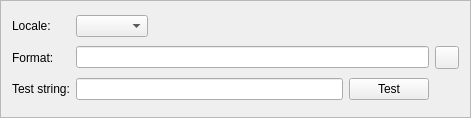
Above: src/gui/columnize/app/DateTimeConfigWidget.ui from tomvodi/QTail before the change. Below: the same form after it.
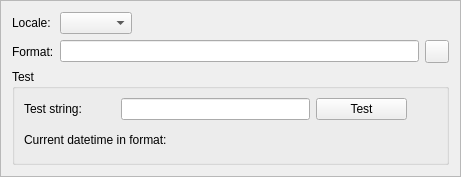
That is the form after the change. Icons and pictures are not drawn.

Commit message: format check

```diff
--- a/src/gui/columnize/app/DateTimeConfigWidget.ui
+++ b/src/gui/columnize/app/DateTimeConfigWidget.ui
@@ -6,8 +6,8 @@
    <rect>
     <x>0</x>
     <y>0</y>
-    <width>471</width>
-    <height>118</height>
+    <width>461</width>
+    <height>177</height>
    </rect>
   </property>
   <property name="sizePolicy">
@@ -25,7 +25,14 @@
   <property name="frameShadow">
    <enum>QFrame::Raised</enum>
   </property>
-  <layout class="QGridLayout" name="gridLayout">
+  <layout class="QGridLayout" name="gridLayout_2">
+   <item row="0" column="0">
+    <widget class="QLabel" name="_localeCmboBox">
+     <property name="text">
+      <string>Locale:</string>
+     </property>
+    </widget>
+   </item>
    <item row="0" column="1">
     <widget class="QComboBox" name="localeCmboBox"/>
    </item>
@@ -42,27 +49,6 @@
      </property>
     </spacer>
    </item>
-   <item row="2" column="0">
-    <widget class="QLabel" name="testString">
-     <property name="text">
-      <string>Test string:</string>
-     </property>
-    </widget>
-   </item>
-   <item row="2" column="1" colspan="2">
-    <widget class="QLineEdit" name="testStringLineEdit">
-     <property name="toolTip">
-      <string>A string that contains a datetime string from the logfile</string>
-     </property>
-    </widget>
-   </item>
-   <item row="2" column="3" colspan="2">
-    <widget class="QPushButton" name="testButton">
-     <property name="text">
-      <string>Test</string>
-     </property>
-    </widget>
-   </item>
    <item row="1" column="0">
     <widget class="QLabel" name="_formatLineEdit">
      <property name="text">
@@ -70,14 +56,48 @@
      </property>
     </widget>
    </item>
+   <item row="1" column="1" colspan="2">
+    <widget class="QLineEdit" name="formatLineEdit">
+     <property name="toolTip">
+      <string>Insert the format definition of the datetime string</string>
+     </property>
+    </widget>
+   </item>
+   <item row="1" column="3">
+    <widget class="QToolButton" name="formatHelpButton">
+     <property name="toolTip">
+      <string>Show help to datetime format symbols</string>
+     </property>
+     <property name="text">
+      <string/>
+     </property>
+     <property name="icon">
+      <iconset resource="../../resources.qrc">
+       <normaloff>:/resources/icons/status/dialog-question.png</normaloff>:/resources/icons/status/dialog-question.png</iconset>
+     </property>
+    </widget>
+   </item>
+   <item row="2" column="0" colspan="4">
+    <widget class="QGroupBox" name="groupBox">
+     <property name="title">
+      <string>Test</string>
+     </property>
+     <layout class="QGridLayout" name="gridLayout">
    <item row="0" column="0">
-    <widget class="QLabel" name="_localeCmboBox">
+       <widget class="QLabel" name="testString">
      <property name="text">
-      <string>Locale:</string>
+         <string>Test string:</string>
      </property>
     </widget>
    </item>
-   <item row="2" column="5">
+      <item row="0" column="3">
+       <widget class="QPushButton" name="testButton">
+        <property name="text">
+         <string>Test</string>
+        </property>
+       </widget>
+      </item>
+      <item row="0" column="4">
     <widget class="QLabel" name="testResultLabel">
      <property name="maximumSize">
       <size>
@@ -96,25 +116,28 @@
      </property>
     </widget>
    </item>
-   <item row="1" column="5">
-    <widget class="QToolButton" name="formatHelpButton">
-     <property name="toolTip">
-      <string>Show help to datetime format symbols</string>
-     </property>
+      <item row="1" column="2" colspan="3">
+       <widget class="QLabel" name="currentTimestampLabel">
      <property name="text">
       <string/>
      </property>
-     <property name="icon">
-      <iconset resource="../../resources.qrc">
-       <normaloff>:/resources/icons/status/dialog-question.png</normaloff>:/resources/icons/status/dialog-question.png</iconset>
+       </widget>
+      </item>
+      <item row="1" column="0" colspan="2">
+       <widget class="QLabel" name="label">
+        <property name="text">
+         <string>Current datetime in format:</string>
      </property>
     </widget>
    </item>
-   <item row="1" column="1" colspan="4">
-    <widget class="QLineEdit" name="formatLineEdit">
+      <item row="0" column="1" colspan="2">
+       <widget class="QLineEdit" name="testStringLineEdit">
      <property name="toolTip">
-      <string>Insert the format definition of the datetime string</string>
-     </property>
+         <string>A string that contains a datetime string from the logfile</string>
+        </property>
+       </widget>
+      </item>
+     </layout>
     </widget>
    </item>
   </layout>
```
Lines whose indentation alone changed are shown as unchanged. The commit also changes 3 other files.
